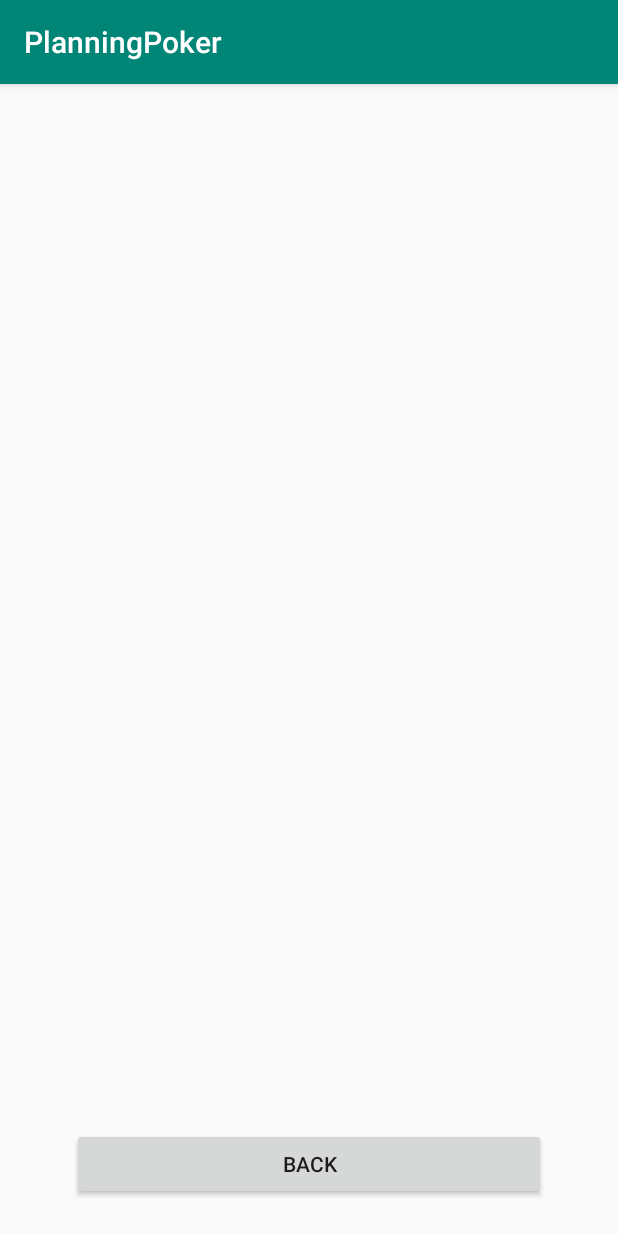
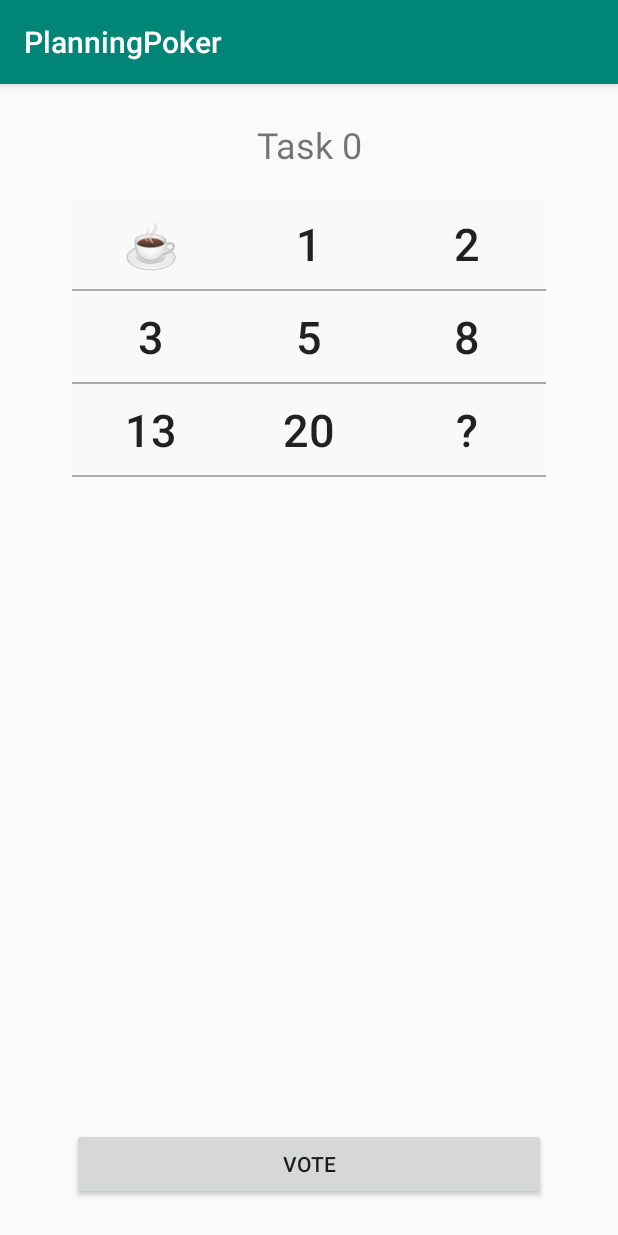
Before and after one commit to szoreny95/PlanningPoker, an Android app: the FragmentGrid screen opened directly, with no data from a screen before it, after a tap on "VOTE", on a phone screen of 412 x 824 dp. Run offline under Robolectric (Android 15) with nearby library versions, the phone set to English and light mode, and no system bars.

Commit message:
1. in FragmentResult the recyclerview lists all votes 2. Voting implemented

```diff
--- a/app/src/main/java/com/example/planningpoker/DbHelper.java
+++ b/app/src/main/java/com/example/planningpoker/DbHelper.java
@@ -111,9 +111,25 @@ public class DbHelper extends SQLiteOpenHelper {
     }
     public Cursor who_what_voted(String question){
         SQLiteDatabase db = this.getWritableDatabase();
-        Cursor res = db.rawQuery("select v.WHO, v.WHAT from VOTING v INNER JOIN TASK t on t.T_ID=v.VOTE where t.QUESTION="+question,null);
+        Cursor res = db.rawQuery("select v.WHO, v.WHAT from VOTING v INNER JOIN TASK t on t.T_ID=v.VOTE where t.QUESTION = \""+question+"\"",null);
         return res;
     }
 
+    public Cursor getUserId(String userName){
+        SQLiteDatabase db = this.getWritableDatabase();
+        Cursor res = db.rawQuery("select " + COLU_1 +" from "+ TABLE_USER+" where "+COLU_2+" = \"" + userName + "\"",null);
+        return res;
+    }
 
+    public Cursor getTaskId(String taskName){
+        SQLiteDatabase db = this.getWritableDatabase();
+        Cursor res = db.rawQuery("select " + COLT_1 +" from "+ TABLE_TASK + " where "+COLT_2+" = \"" + taskName + "\"",null);
+        return res;
+    }
+
+    public Cursor getUserName(int userId){
+        SQLiteDatabase db = this.getWritableDatabase();
+        Cursor res = db.rawQuery("select " + COLU_2 +" from "+ TABLE_USER+" where "+COLU_1+" = " + userId,null);
+        return res;
+    }
 }
--- a/app/src/main/java/com/example/planningpoker/FragmentGrid.java
+++ b/app/src/main/java/com/example/planningpoker/FragmentGrid.java
@@ -5,6 +5,7 @@ import android.content.Context;
 import android.content.SharedPreferences;
 import android.database.Cursor;
 import android.os.Bundle;
+import android.preference.PreferenceManager;
 import android.view.LayoutInflater;
 import android.view.View;
 import android.view.ViewGroup;
@@ -20,44 +21,51 @@ import androidx.recyclerview.widget.LinearLayoutManager;
 import androidx.recyclerview.widget.RecyclerView;
 
 import java.util.ArrayList;
-import java.util.List;
 
 public class FragmentGrid extends Fragment {
     private RecyclerView recyclerView;
     private GridAdapter gridAdapter;
     private ArrayList<String> gridDataList = new ArrayList<>();
     private DbHelper mydb;
+    private Context context;
 
+    @Override
+    public void onCreate (Bundle savedInstanceState) {
+
+        super.onCreate(savedInstanceState);
+        context = getActivity();
+    }
     @Nullable
     @Override
     public View onCreateView(@NonNull LayoutInflater inflater, @Nullable ViewGroup container, @Nullable Bundle savedInstanceState) {
         View v = inflater.inflate(R.layout.fragment_grid,container,false);
 
         //db and active user
-        mydb = new DbHelper(getActivity());
-        SharedPreferences sharedPref = getActivity().getPreferences(Context.MODE_PRIVATE);
-        String name = sharedPref.getString(getString(R.string.active_user),"Active User");
+        mydb = new DbHelper(context);
+        SharedPreferences sharedPref = PreferenceManager.getDefaultSharedPreferences(context);
+        String name = sharedPref.getString(getString(R.string.active_user),"Active user");
+        //Toast.makeText(context, name, Toast.LENGTH_SHORT).show();
 
         //set task
-        TextView et_task = (TextView) v.findViewById(R.id.tv_task);
+        TextView tv_task = (TextView) v.findViewById(R.id.tv_task);
         Cursor res = mydb.not_voted_tasks(name);
         if(res.getCount() == 0)
         {
-            et_task.setText("No new tasks");
-            //return v;
+            String text = "No new tasks";
+            tv_task.setText(text);
+            return v;
         }
-        StringBuffer buffer = new StringBuffer();
         //we need only the first one
         res.moveToNext();
         String task = res.getString(0);
-        et_task.setText(task);
+        tv_task.setText(task);
 
         //initialise recyclerview
-        recyclerView = v.findViewById(R.id.recyclerView);
-        gridAdapter = new GridAdapter(gridDataList);
-        RecyclerView.LayoutManager manager = new GridLayoutManager(getActivity(), 3);
+        recyclerView = v.findViewById(R.id.recyclerView_grid);
+        gridAdapter = new GridAdapter(gridDataList, context);
+        RecyclerView.LayoutManager manager = new GridLayoutManager(context, 3);
         recyclerView.setLayoutManager(manager);
-        recyclerView.addItemDecoration(new DividerItemDecoration(getActivity(), LinearLayoutManager.VERTICAL));
+        recyclerView.addItemDecoration(new DividerItemDecoration(context, LinearLayoutManager.VERTICAL));
         recyclerView.setAdapter(gridAdapter);
         GridDataPrepare();
 
--- a/app/src/main/java/com/example/planningpoker/GridAdapter.java
+++ b/app/src/main/java/com/example/planningpoker/GridAdapter.java
@@ -1,5 +1,9 @@
 package com.example.planningpoker;
 
+import android.content.Context;
+import android.content.SharedPreferences;
+import android.graphics.Color;
+import android.preference.PreferenceManager;
 import android.view.LayoutInflater;
 import android.view.View;
 import android.view.ViewGroup;
@@ -12,9 +16,12 @@ import java.util.ArrayList;
 
 class GridAdapter extends RecyclerView.Adapter<GridAdapter.MyViewHolder>{
     ArrayList<String> gridDataList;
+    Context context;
+    int selectedPosition = -1;
 
-    public GridAdapter(ArrayList<String> gridDataList) {
+    public GridAdapter(ArrayList<String> gridDataList, Context context) {
         this.gridDataList = gridDataList;
+        this.context = context;
     }
 
     @NonNull
@@ -26,9 +33,31 @@ class GridAdapter extends RecyclerView.Adapter<GridAdapter.MyViewHolder>{
     }
 
     @Override
-    public void onBindViewHolder(MyViewHolder viewHolder, int i) {
-        String data = gridDataList.get(i);
+    public void onBindViewHolder(final MyViewHolder viewHolder, final int i) {
+        final String data = gridDataList.get(i);
         viewHolder.btn_value.setText(data);
+
+        if(selectedPosition == i){
+            //highlight selected button
+            viewHolder.itemView.setBackgroundColor(Color.parseColor("#FF009688"));
+            //save vote in shared preferences
+            SharedPreferences sharedPref = PreferenceManager.getDefaultSharedPreferences(context);
+            SharedPreferences.Editor editor = sharedPref.edit();
+            editor.putString(context.getString(R.string.user_vote), data);
+            editor.apply();
+        }
+        else{
+            viewHolder.itemView.setBackgroundColor(android.R.drawable.btn_default);}
+
+        viewHolder.itemView.setClickable(true);
+
+        viewHolder.btn_value.setOnClickListener(new View.OnClickListener() {
+            @Override
+            public void onClick(View v) {
+                selectedPosition = i;
+                notifyDataSetChanged();
+            }
+        });
     }
 
     @Override
--- a/app/src/main/java/com/example/planningpoker/VoteActivity.java
+++ b/app/src/main/java/com/example/planningpoker/VoteActivity.java
@@ -3,8 +3,13 @@ package com.example.planningpoker;
 import androidx.appcompat.app.AppCompatActivity;
 import androidx.fragment.app.FragmentTransaction;
 
+import android.content.SharedPreferences;
+import android.database.Cursor;
 import android.os.Bundle;
+import android.preference.PreferenceManager;
 import android.view.View;
+import android.widget.TextView;
+import android.widget.Toast;
 
 public class VoteActivity extends AppCompatActivity {
 
@@ -22,8 +27,40 @@ public class VoteActivity extends AppCompatActivity {
 
     public void change_frag(View view)
     {
+        //pass the current task name to next fragment
+        FragmentResult fragment = new FragmentResult();
+        Bundle arguments = new Bundle();
+        TextView tv_task = (TextView) findViewById(R.id.tv_task);
+        String task = tv_task.getText().toString();
+        arguments.putString( "task" , task);
+        fragment.setArguments(arguments);
+
+        //insert vote into db
+        DbHelper mydb = new DbHelper(this);
+        //SharedPreferences sharedPref = this.getPreferences(Context.MODE_PRIVATE);
+        SharedPreferences sharedPref = PreferenceManager.getDefaultSharedPreferences(this);
+        String user = sharedPref.getString(getString(R.string.active_user),"Active User");
+        String vote = sharedPref.getString(getString(R.string.user_vote),"");
+        Cursor resUser = mydb.getUserId(user);
+        Cursor resTask = mydb.getTaskId(task);
+        if(resUser.getCount()==0 || resTask.getCount()==0 || vote.equals(""))
+        {
+            Toast.makeText(this, "Did not select anything", Toast.LENGTH_SHORT).show();
+            //Toast.makeText(this, user + " - "  + task + " - "+ vote, Toast.LENGTH_SHORT).show();
+            return;
+        }
+        resUser.moveToNext();
+        resTask.moveToNext();
+        int userId = resUser.getInt(0);
+        int taskId = resTask.getInt(0);
+        mydb.InsertData_Voting(userId, taskId, vote);
+
+        SharedPreferences.Editor editor = sharedPref.edit();
+        editor.putString(getString(R.string.user_vote), "");
+        editor.apply();
+
         FragmentTransaction frag_trans = getSupportFragmentManager().beginTransaction();
-        frag_trans.replace(R.id.fragment_container,new FragmentResult());
+        frag_trans.replace(R.id.fragment_container, fragment);
         frag_trans.commit();
     }
 
--- a/app/src/main/res/layout/fragment_grid.xml
+++ b/app/src/main/res/layout/fragment_grid.xml
@@ -40,7 +40,7 @@
         app:layout_constraintTop_toTopOf="parent" />
 
     <androidx.recyclerview.widget.RecyclerView
-        android:id="@+id/recyclerView"
+        android:id="@+id/recyclerView_grid"
         android:layout_width="0dp"
         android:layout_height="0dp"
         android:layout_marginStart="32dp"
--- a/app/src/main/res/layout/fragment_result.xml
+++ b/app/src/main/res/layout/fragment_result.xml
@@ -25,6 +25,7 @@
         app:layout_constraintStart_toStartOf="parent" />
 
     <androidx.recyclerview.widget.RecyclerView
+        android:id="@+id/recyclerView_list"
         android:layout_width="0dp"
         android:layout_height="0dp"
         android:layout_marginStart="32dp"
--- a/app/src/main/res/values/strings.xml
+++ b/app/src/main/res/values/strings.xml
@@ -7,5 +7,6 @@
     <string name="back">Back</string>
     <string name="current_task">Current Task</string>
     <string name="active_user">-</string>
+    <string name="user_vote">\Vote</string>
 
 </resources>
```
Also changed, not shown: app/src/main/java/com/example/planningpoker/FragmentResult.java (+44 -0 lines), app/src/main/java/com/example/planningpoker/ListAdapter.java (added, +46 -0 lines), app/src/main/java/com/example/planningpoker/MainActivity.java (+6 -23 lines), app/src/main/res/layout/list_item_view.xml (added, +8 -0 lines).
